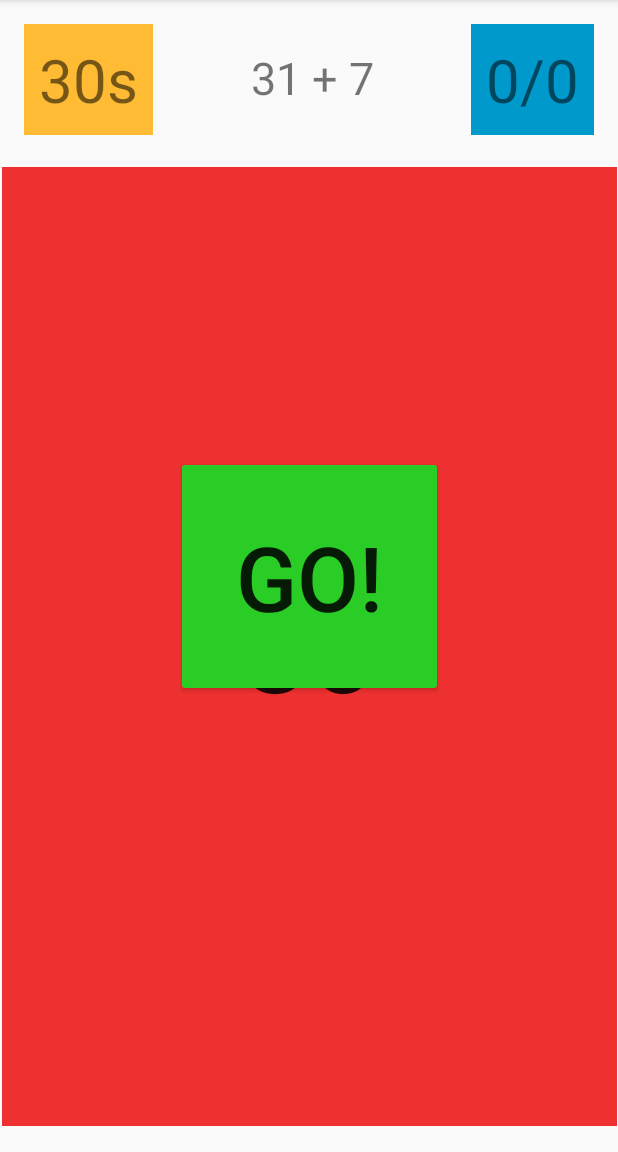
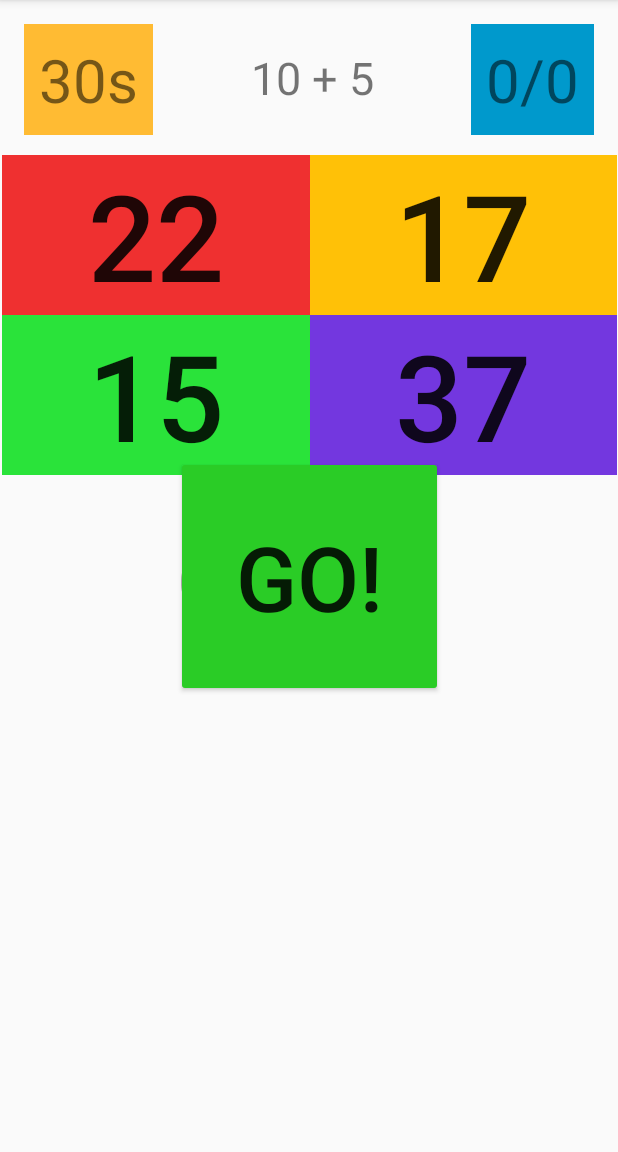
Before and after one commit to Frostist/BrainTrainer, an Android app: the screen it shows after launch (MainActivity), on a phone screen of 412 x 824 dp, the part 84-1236 px from its top. Run offline under Robolectric (Android 15) with nearby library versions, the phone set to English and light mode, and no system bars.

Commit message:
1.0.2😄

```diff
--- a/app/src/main/java/com/example/braintrainer/MainActivity.java
+++ b/app/src/main/java/com/example/braintrainer/MainActivity.java
@@ -5,24 +5,76 @@ import androidx.appcompat.app.AppCompatActivity;
 import android.os.Bundle;
 import android.view.View;
 import android.widget.Button;
+import android.widget.TextView;
+
+import java.util.ArrayList;
+import java.util.Random;
 
 public class MainActivity extends AppCompatActivity {
+    //Defining UI Elements
     Button goButton;
+    Button button0;
+    Button button1;
+    Button button2;
+    Button button3;
+    TextView sumText;
+    //Definding my array list fo potential answers
+    ArrayList<Integer> answers = new ArrayList<Integer>();
+
+
+
+
+
+
 
     public void start(View view) {
         goButton.setVisibility(View.INVISIBLE);
 
     }
 
+    public void chooseAnswer(View view) {
 
+
+    }
 
     @Override
     protected void onCreate(Bundle savedInstanceState) {
         super.onCreate(savedInstanceState);
         setContentView(R.layout.activity_main);
+        //Find views
+        sumText = findViewById(R.id.sumText);
+        goButton = findViewById(R.id.goButton);
+        button0 = findViewById(R.id.button0);
+        button1 = findViewById(R.id.button1);
+        button2 = findViewById(R.id.button2);
+        button3 = findViewById(R.id.button3);
 
-        goButton = findViewById(R.id.goButton);
+        //Creates new random number
+        Random rand = new Random();
+        //setting up the sum
+        int a = rand.nextInt(21);
+        int b = rand.nextInt(21);
+        //setting up the display text view
+        sumText.setText(Integer.toString(a) + " + " + Integer.toString(b));
 
+        int locationOfAnswer = rand.nextInt(4);
 
+        for (int i=0; i<4; i++) {
+            if (i == locationOfAnswer) {
+                answers.add(a + b);
+            } else {
+                int wrongAnswer = rand.nextInt(41);
+
+                //This makes sure that any of the random 3 numbers arent the same as the ansewer button
+                while (wrongAnswer == a + b) {
+                    wrongAnswer = rand.nextInt(41);
+                }
+                answers.add(wrongAnswer);
+            }
+        }
+        button0.setText(Integer.toString(answers.get(0)));
+        button1.setText(Integer.toString(answers.get(1)));
+        button2.setText(Integer.toString(answers.get(2)));
+        button3.setText(Integer.toString(answers.get(3)));
     }
 }
--- a/app/src/main/res/layout/activity_main.xml
+++ b/app/src/main/res/layout/activity_main.xml
@@ -64,21 +64,20 @@
     <androidx.gridlayout.widget.GridLayout
         android:id="@+id/gridLayout"
         android:layout_width="410dp"
-        android:layout_height="639dp"
+        android:layout_height="wrap_content"
         android:layout_marginStart="8dp"
-        android:layout_marginTop="14dp"
+        android:layout_marginTop="16dp"
         android:layout_marginEnd="8dp"
-        android:layout_marginBottom="8dp"
-        app:layout_constraintBottom_toBottomOf="parent"
         app:layout_constraintEnd_toEndOf="parent"
         app:layout_constraintStart_toStartOf="parent"
         app:layout_constraintTop_toBottomOf="@+id/sumText">
 
         <Button
-            android:id="@+id/button2"
+            android:id="@+id/button0"
             android:layout_width="wrap_content"
             android:layout_height="wrap_content"
             android:background="#EF3030"
+            android:onClick="chooseAnswer"
             android:tag="0"
             android:text="80"
             android:textSize="80sp"
@@ -87,5 +86,62 @@
             app:layout_gravity="fill"
             app:layout_row="0"
             app:layout_rowWeight="1" />
+
+        <Button
+            android:id="@+id/button1"
+            android:layout_width="wrap_content"
+            android:layout_height="wrap_content"
+            android:background="#FFC107"
+            android:onClick="chooseAnswer"
+            android:tag="1"
+            android:text="80"
+            android:textSize="80sp"
+            app:layout_column="1"
+            app:layout_columnWeight="1"
+            app:layout_gravity="fill"
+            app:layout_row="0"
+            app:layout_rowWeight="1" />
+
+        <Button
+            android:id="@+id/button2"
+            android:layout_width="wrap_content"
+            android:layout_height="wrap_content"
+            android:background="#2AE33A"
+            android:onClick="chooseAnswer"
+            android:tag="2"
+            android:text="80"
+            android:textSize="80sp"
+            app:layout_column="0"
+            app:layout_columnWeight="1"
+            app:layout_gravity="fill"
+            app:layout_row="1"
+            app:layout_rowWeight="1" />
+
+        <Button
+            android:id="@+id/button3"
+            android:layout_width="wrap_content"
+            android:layout_height="wrap_content"
+            android:background="#7337DF"
+            android:onClick="chooseAnswer"
+            android:tag="3"
+            android:text="80"
+            android:textSize="80sp"
+            app:layout_column="1"
+            app:layout_columnWeight="1"
+            app:layout_gravity="fill"
+            app:layout_row="1"
+            app:layout_rowWeight="1" />
     </androidx.gridlayout.widget.GridLayout>
+
+    <TextView
+        android:id="@+id/resultText"
+        android:layout_width="wrap_content"
+        android:layout_height="wrap_content"
+        android:text="Correct!"
+        android:textSize="50sp"
+        app:layout_constraintBottom_toBottomOf="parent"
+        app:layout_constraintEnd_toEndOf="parent"
+        app:layout_constraintStart_toStartOf="parent"
+        app:layout_constraintTop_toBottomOf="@+id/gridLayout"
+        app:layout_constraintVertical_bias="0.094" />
 </androidx.constraintlayout.widget.ConstraintLayout>
--- a/build.gradle
+++ b/build.gradle
@@ -8,7 +8,7 @@ buildscript {
 
     }
     dependencies {
-        classpath 'com.android.tools.build:gradle:3.6.2'
+        classpath 'com.android.tools.build:gradle:3.6.3'
 
 
         // NOTE: Do not place your application dependencies here; they belong
```
